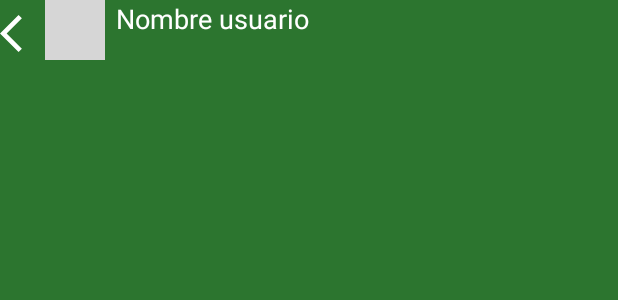
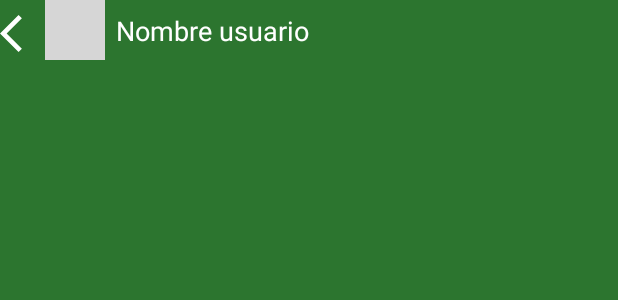
Before and after one commit to willifog/TFG_DAM, an Android app: the layout custom_chat_toolbar.xml on its own in the app's theme, with its tools: preview values and no code run, on a phone screen of 412 x 824 dp. Shown: the top 300 px of the screen. Run offline under Robolectric (Android 15) with nearby library versions, the phone set to English and light mode, and no system bars; grey boxes are pictures that could not be loaded.

Commit message:
Comentarios del código

```diff
--- a/app/src/main/java/com/example/mistareas/adapters/ChatsAdapter.java
+++ b/app/src/main/java/com/example/mistareas/adapters/ChatsAdapter.java
@@ -41,7 +41,6 @@ public class ChatsAdapter extends FirestoreRecyclerAdapter<Chat, ChatsAdapter.Vi
 
     @Override
     protected void onBindViewHolder(@NonNull ViewHolder holder, int position, @NonNull Chat chat) {
-
         DocumentSnapshot document = getSnapshots().getSnapshot(position);  //Obtenemos el documento con la info de la publicacion
         final String chatId = document.getId();
         if(mAuthProvider.getUid().equals(chat.getIdUser1())){
@@ -56,9 +55,10 @@ public class ChatsAdapter extends FirestoreRecyclerAdapter<Chat, ChatsAdapter.Vi
                 goToChatActivity(chatId, chat.getIdUser1(), chat.getIdUser2());
             }
         });
-        //getUserInfo(chatId, holder);
     }
 
+    //Utilizando los ids del chat y los usuarios, podemos abrir un chat que posteriormente recopile todos los mensajes en la base de datos que pertenezcan
+    //a dicho chat/usuarios
     private void goToChatActivity(String chatId, String idUser1, String idUser2) {
         Intent intent = new Intent(context, ChatActivity.class);
         intent.putExtra("idChat", chatId);
@@ -67,6 +67,7 @@ public class ChatsAdapter extends FirestoreRecyclerAdapter<Chat, ChatsAdapter.Vi
         context.startActivity(intent);
 
     }
+
 
     private void getUserInfo(String idUser, ViewHolder holder){
         mUsersProvider.getUser(idUser).addOnSuccessListener(new OnSuccessListener<DocumentSnapshot>() {
--- a/app/src/main/java/com/example/mistareas/adapters/MessageAdapter.java
+++ b/app/src/main/java/com/example/mistareas/adapters/MessageAdapter.java
@@ -48,6 +48,8 @@ public class MessageAdapter extends FirestoreRecyclerAdapter<Message, MessageAda
         final String messageId = document.getId();
        holder.textViewMessage.setText(message.getMessage());
 
+       /*Con esto colocamos los mensajes a la izquierda o a la derecha y pintamos el bocadillo del mensaje de un color u otro
+       en función de quién envía y quién recibe el mensaje*/
         if(message.getIdSender().equals(mAuthProvider.getUid())){
             RelativeLayout.LayoutParams params = new RelativeLayout.LayoutParams(
                     RelativeLayout.LayoutParams.WRAP_CONTENT,
@@ -73,6 +75,7 @@ public class MessageAdapter extends FirestoreRecyclerAdapter<Message, MessageAda
             holder.imageViewViewed.setVisibility(View.INVISIBLE);
         }
 
+        //Cambia los ticks de gris a azul si el otro usuario ha visto el mensaje
         if(message.isViewed()){
             holder.imageViewViewed.setImageResource(R.drawable.icon_check_blue);
         }else{
--- a/app/src/main/res/layout/custom_chat_toolbar.xml
+++ b/app/src/main/res/layout/custom_chat_toolbar.xml
@@ -30,6 +30,7 @@
         android:layout_height="wrap_content"
         android:layout_toRightOf="@id/circleImageProfile"
         android:maxLines="1"
+        android:paddingTop="8dp"
         android:text="Nombre usuario"
         android:textColor="@color/white"
         android:textSize="18dp" />
```
Also changed, not shown: app/src/main/java/com/example/mistareas/activities/ChatActivity.java (+9 -1 lines), 1 other file.
